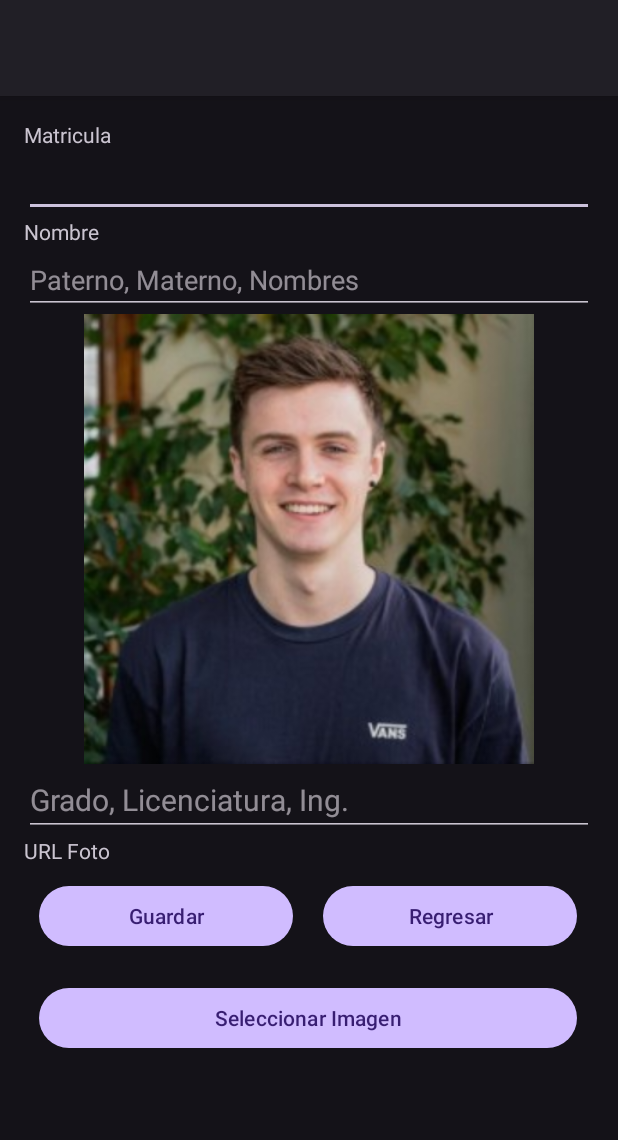
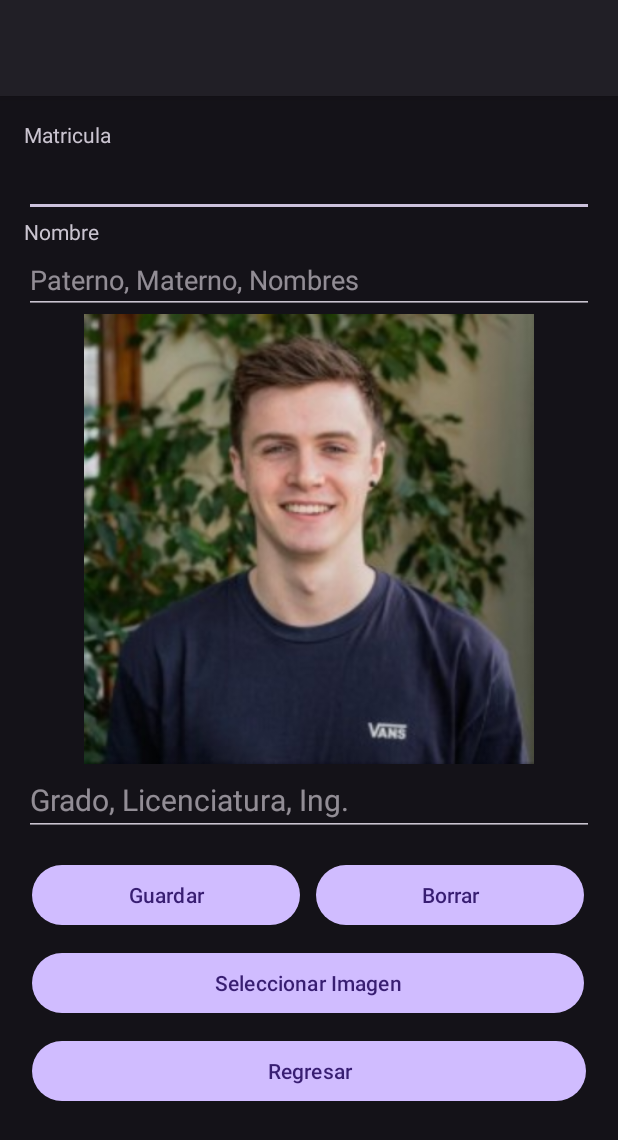
Before and after one commit to INGCapaDev/listview-personalized-filtered, an Android app: the screen it shows after launch (AlumnoAltaActivity), after a tap on an icon or button, on a phone screen of 412 x 824 dp. Shown: the top 1140 px of the screen. Run offline under Robolectric (Android 15) with nearby library versions, the phone set to English and light mode, and no system bars.

Commit message:
Button Delete Alumno

```diff
--- a/app/src/main/java/com/example/listviewperso/Model/AlumnosDb.java
+++ b/app/src/main/java/com/example/listviewperso/Model/AlumnosDb.java
@@ -80,7 +80,6 @@ public class AlumnosDb implements Persistencia, Proyeccion {
                 DefineTable.Alumnos.COLUMN_NAME_ID + "=?",
                 new String[] {String.valueOf(id)}
         );
-        this.closeDataBase();
     }
 
     @Override
--- a/app/src/main/res/layout/activity_alumno_alta.xml
+++ b/app/src/main/res/layout/activity_alumno_alta.xml
@@ -42,13 +42,8 @@
             android:layout_gravity="center"
             android:textSize="20sp"
             android:hint="Grado, Licenciatura, Ing."
+            android:layout_marginBottom="10dp"
             />
-        <TextView
-        android:layout_width="match_parent"
-        android:layout_height="wrap_content"
-            android:id="@+id/lblFoto"
-            android:layout_gravity="center"
-            android:text="URL Foto"/>
 
         <TableLayout
             android:layout_width="match_parent"
@@ -61,27 +56,37 @@
                     android:text="Guardar"
                     android:id="@+id/btnSalir"
                     android:layout_span="2"
-                    android:layout_margin="10dp"
+                    android:layout_margin="5dp"
                     />
                 <Button
                     android:layout_width="match_parent"
                     android:layout_height="wrap_content"
-                    android:text="Regresar"
-                    android:id="@+id/btnRegresar"
+                    android:text="Borrar"
+                    android:id="@+id/borrar"
                     android:layout_span="2"
-                    android:layout_margin="10dp"
+                    android:layout_margin="5dp"
                     />
+
             </TableRow>
             <TableRow>
+
                 <Button
                     android:layout_width="match_parent"
                     android:layout_height="wrap_content"
                     android:text="Seleccionar Imagen"
                     android:id="@+id/btnSeleccionarImagen"
                     android:layout_span="4"
-                    android:layout_margin="10dp"
+                    android:layout_margin="5dp"
                     />
             </TableRow>
+            <Button
+                android:layout_width="match_parent"
+                android:layout_height="wrap_content"
+                android:text="Regresar"
+                android:id="@+id/btnRegresar"
+                android:layout_span="4"
+                android:layout_margin="5dp"
+                />
         </TableLayout>
     </LinearLayout>
 </androidx.constraintlayout.widget.ConstraintLayout>
```
Also changed, not shown: app/src/main/java/com/example/listviewperso/AlumnoAltaActivity.java (+24 -0 lines).
